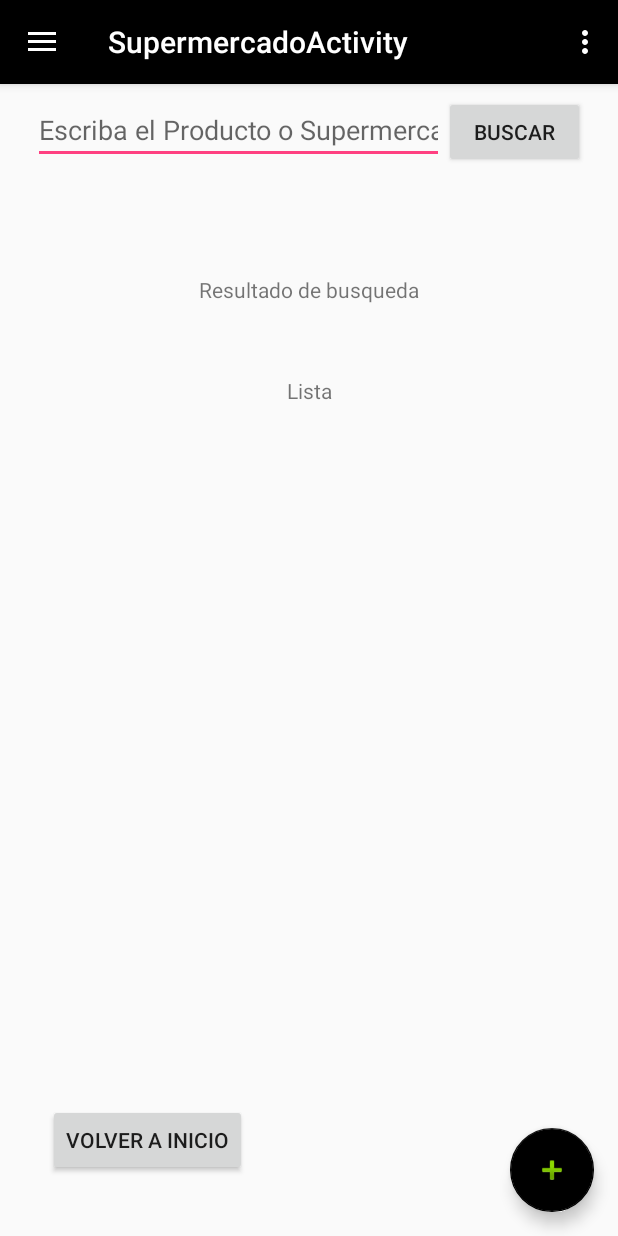
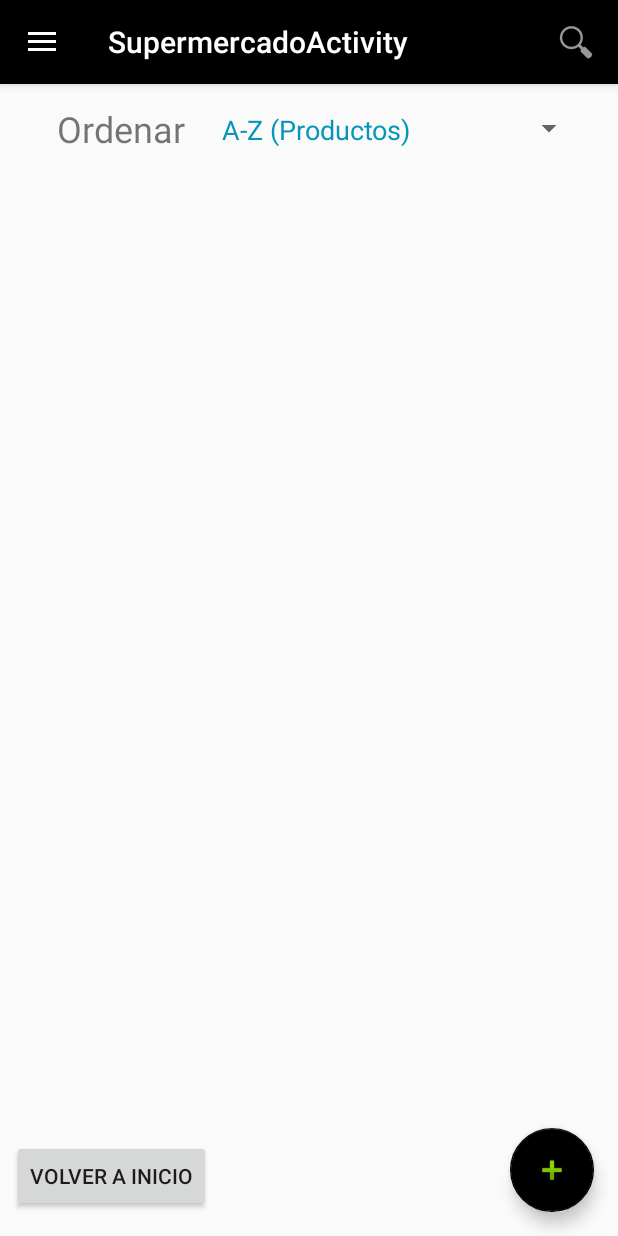
Before and after one commit to HectorSalo/Hec_Luis, an Android app: the screen it shows after launch (SupermercadoActivity), after a tap on "SUPERMERCADOS", on a phone screen of 412 x 824 dp. Run offline under Robolectric (Android 15) with nearby library versions, the phone set to English and light mode, and no system bars.

Commit message:
Agregando el spinner

```diff
--- a/app/src/main/java/com/example/hchirinos/elmejorprecio/HomeActivity.java
+++ b/app/src/main/java/com/example/hchirinos/elmejorprecio/HomeActivity.java
@@ -60,7 +60,7 @@ public class HomeActivity extends AppCompatActivity
         int id = item.getItemId();
 
         //noinspection SimplifiableIfStatement
-        if (id == R.id.action_settings) {
+        if (id == R.id.bar_buscar) {
             return true;
         }
 
--- a/app/src/main/java/com/example/hchirinos/elmejorprecio/SupermercadoActivity.java
+++ b/app/src/main/java/com/example/hchirinos/elmejorprecio/SupermercadoActivity.java
@@ -13,9 +13,13 @@ import android.support.v7.app.AppCompatActivity;
 import android.support.v7.widget.Toolbar;
 import android.view.Menu;
 import android.view.MenuItem;
+import android.widget.ArrayAdapter;
+import android.widget.Spinner;
 
 public class SupermercadoActivity extends AppCompatActivity
         implements NavigationView.OnNavigationItemSelectedListener {
+
+    private Spinner spinner_ordenar;
 
     @Override
     protected void onCreate(Bundle savedInstanceState) {
@@ -41,6 +45,12 @@ public class SupermercadoActivity extends AppCompatActivity
 
         NavigationView navigationView = (NavigationView) findViewById(R.id.nav_view);
         navigationView.setNavigationItemSelectedListener(this);
+
+        spinner_ordenar = (Spinner)findViewById(R.id.spinner_ordenar);
+
+        String [] opciones_ordenar = {"A-Z (Productos)", "A-Z (Supermercados)"};
+        ArrayAdapter<String> adapter = new ArrayAdapter<String>(this, R.layout.personalizar_spinner_ordenar, opciones_ordenar);
+        spinner_ordenar.setAdapter(adapter);
     }
 
     @Override
@@ -68,7 +78,7 @@ public class SupermercadoActivity extends AppCompatActivity
         int id = item.getItemId();
 
         //noinspection SimplifiableIfStatement
-        if (id == R.id.action_settings) {
+        if (id == R.id.bar_buscar) {
             return true;
         }
 
--- a/app/src/main/res/layout/content_supermercado.xml
+++ b/app/src/main/res/layout/content_supermercado.xml
@@ -11,71 +11,63 @@
     <LinearLayout
         android:id="@+id/linearLayout5"
         android:layout_width="368dp"
-        android:layout_height="75dp"
+        android:layout_height="43dp"
+        android:layout_marginStart="8dp"
+        android:layout_marginLeft="8dp"
+        android:layout_marginTop="8dp"
         android:layout_marginEnd="8dp"
-        android:layout_marginLeft="8dp"
         android:layout_marginRight="8dp"
-        android:layout_marginStart="8dp"
-        android:layout_marginTop="8dp"
         android:orientation="horizontal"
         app:layout_constraintEnd_toEndOf="parent"
         app:layout_constraintStart_toStartOf="parent"
         app:layout_constraintTop_toTopOf="parent">
 
-        <EditText
-            android:id="@+id/txt4_buscar"
-            android:layout_width="268dp"
-            android:layout_height="wrap_content"
+        <TextView
+            android:id="@+id/txt_ordenar"
+            android:layout_width="232dp"
+            android:layout_height="match_parent"
             android:layout_weight="1"
-            android:ems="10"
-            android:hint="@string/txt_buscar"
-            android:inputType="textPersonName" />
+            android:gravity="center_vertical|center_horizontal"
+            android:text="@string/txt_ordenar"
+            android:textSize="24sp" />
 
-        <Button
-            android:id="@+id/button4_buscar"
-            android:layout_width="wrap_content"
-            android:layout_height="wrap_content"
-            android:layout_weight="1"
-            android:text="@string/button_buscar" />
+        <Spinner
+            android:id="@+id/spinner_ordenar"
+            android:layout_width="match_parent"
+            android:layout_height="match_parent"
+            android:layout_weight="1" />
     </LinearLayout>
-
-    <TextView
-        android:id="@+id/txt4_resultado"
-        android:layout_width="wrap_content"
-        android:layout_height="wrap_content"
-        android:layout_marginEnd="8dp"
-        android:layout_marginLeft="8dp"
-        android:layout_marginRight="8dp"
-        android:layout_marginStart="8dp"
-        android:layout_marginTop="44dp"
-        android:text="@string/txt_resultado_buscar"
-        app:layout_constraintEnd_toEndOf="parent"
-        app:layout_constraintStart_toStartOf="parent"
-        app:layout_constraintTop_toBottomOf="@+id/linearLayout5" />
-
-    <TextView
-        android:id="@+id/txt4_lista"
-        android:layout_width="wrap_content"
-        android:layout_height="16dp"
-        android:layout_marginEnd="8dp"
-        android:layout_marginLeft="8dp"
-        android:layout_marginRight="8dp"
-        android:layout_marginStart="8dp"
-        android:layout_marginTop="48dp"
-        android:text="@string/txt_lista_resultado"
-        app:layout_constraintEnd_toEndOf="parent"
-        app:layout_constraintStart_toStartOf="parent"
-        app:layout_constraintTop_toBottomOf="@+id/txt4_resultado" />
 
     <Button
         android:id="@+id/button4_irinicio"
         android:layout_width="wrap_content"
         android:layout_height="wrap_content"
-        android:layout_marginBottom="40dp"
-        android:layout_marginLeft="32dp"
-        android:layout_marginStart="32dp"
+        android:layout_marginStart="8dp"
+        android:layout_marginLeft="8dp"
+        android:layout_marginBottom="16dp"
         android:onClick="Ir_inicio"
         android:text="@string/button_ir_inicio"
         app:layout_constraintBottom_toBottomOf="parent"
         app:layout_constraintStart_toStartOf="parent" />
+
+    <ScrollView
+        android:layout_width="368dp"
+        android:layout_height="380dp"
+        android:layout_marginStart="8dp"
+        android:layout_marginLeft="8dp"
+        android:layout_marginTop="8dp"
+        android:layout_marginEnd="8dp"
+        android:layout_marginRight="8dp"
+        android:layout_marginBottom="8dp"
+        app:layout_constraintBottom_toTopOf="@+id/button4_irinicio"
+        app:layout_constraintEnd_toEndOf="parent"
+        app:layout_constraintStart_toStartOf="parent"
+        app:layout_constraintTop_toBottomOf="@+id/linearLayout5">
+
+        <LinearLayout
+            android:layout_width="match_parent"
+            android:layout_height="wrap_content"
+            android:orientation="vertical" />
+    </ScrollView>
+
 </android.support.constraint.ConstraintLayout>
--- /dev/null
+++ b/app/src/main/res/layout/personalizar_spinner_ordenar.xml
@@ -0,0 +1,8 @@
+<?xml version="1.0" encoding="utf-8"?>
+<TextView
+    android:layout_width="match_parent"
+    android:layout_height="wrap_content"
+    android:textSize="18sp"
+    android:padding="10sp"
+    android:textColor="#0795b9"
+    xmlns:android="http://schemas.android.com/apk/res/android" />
--- a/app/src/main/res/menu/home.xml
+++ b/app/src/main/res/menu/home.xml
@@ -2,5 +2,11 @@
 <menu xmlns:android="http://schemas.android.com/apk/res/android"
     xmlns:app="http://schemas.android.com/apk/res-auto">
 
+    <item
+        android:id="@+id/bar_buscar"
+        android:icon="@android:drawable/ic_menu_search"
+        android:title="@string/app_bar_buscar"
+        app:showAsAction="always" />
+
 
 </menu>
--- a/app/src/main/res/menu/supermercado.xml
+++ b/app/src/main/res/menu/supermercado.xml
@@ -2,8 +2,9 @@
 <menu xmlns:android="http://schemas.android.com/apk/res/android"
     xmlns:app="http://schemas.android.com/apk/res-auto">
     <item
-        android:id="@+id/action_settings"
+        android:id="@+id/bar_buscar"
+        android:icon="@android:drawable/ic_menu_search"
         android:orderInCategory="100"
-        android:title="@string/action_settings"
-        app:showAsAction="never" />
+        android:title="@string/app_bar_buscar"
+        app:showAsAction="always" />
 </menu>
--- a/app/src/main/res/values/strings.xml
+++ b/app/src/main/res/values/strings.xml
@@ -1,8 +1,9 @@
 <resources>
     <string name="app_name">ElMejorPrecio</string>
 
-    //content_home
+    //activity_content
     <string name="txt_buscar">Escriba el Producto o Supermercado</string>
+    <string name="txt_ordenar">Ordenar</string>
     <string name="button_buscar">Buscar</string>
     <string name="button_PLU_inicio">Productos</string>
     <string name="button_SUP_inicio">Supermercados</string>
@@ -21,12 +22,14 @@
     <string name="navigation_drawer_configuracion">Configuracion</string>
     <string name="navigation_drawer_cerrar_sesion">Cerrar sesion</string>
 
+    //app_bar
+    <string name="app_bar_buscar">Buscar</string>
+
     <string name="navigation_drawer_open">Open navigation drawer</string>
     <string name="navigation_drawer_close">Close navigation drawer</string>
     <string name="nav_header_title">USUARIO</string>
     <string name="nav_header_subtitle">Bienvenido</string>
     <string name="nav_header_desc">Navigation header</string>
-    <string name="action_settings">Configuracion</string>
     <string name="title_activity_plu">PLUActivity</string>
     <string name="title_activity_productos">ProductosActivity</string>
     <string name="title_activity_super">SuperActivity</string>
```
Also changed, not shown: app/src/main/java/com/example/hchirinos/elmejorprecio/PLUActivity.java (+11 -1 lines), app/src/main/java/com/example/hchirinos/elmejorprecio/ProductosActivity.java (+11 -1 lines), app/src/main/res/layout/content_plu.xml (+45 -50 lines), app/src/main/res/layout/content_productos.xml (+39 -50 lines), app/src/main/res/menu/plu.xml (+4 -3 lines), app/src/main/res/menu/productos.xml (+4 -3 lines).
